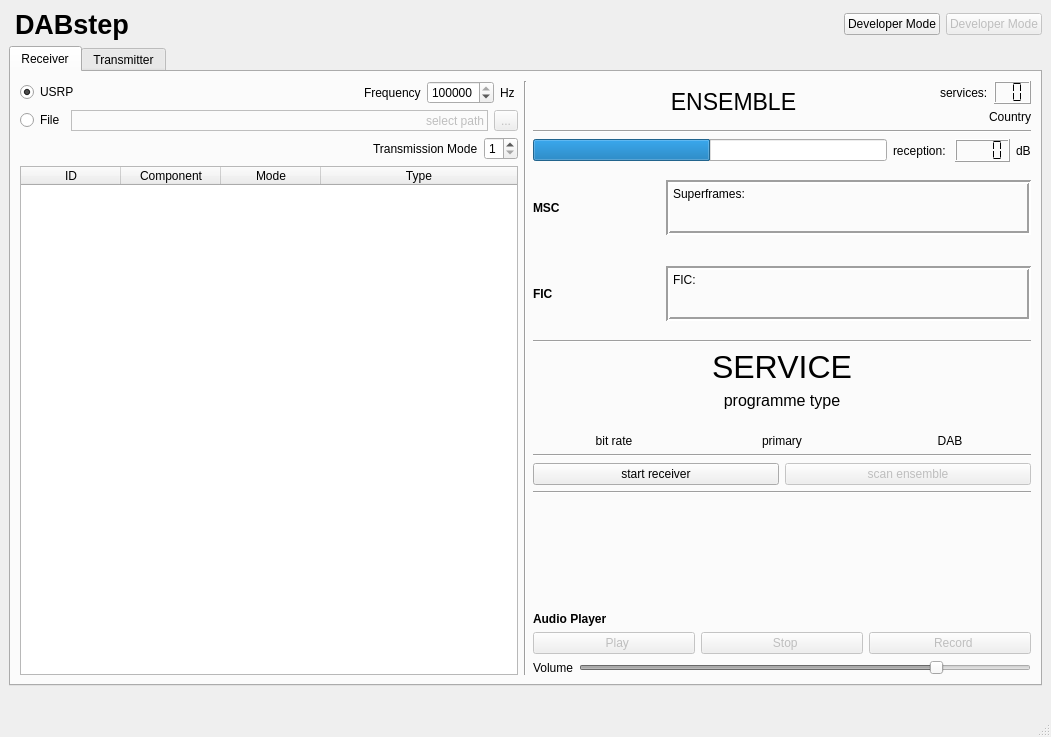
Before: the Qt Designer form python/GUI/user_frontend.ui in kit-cel/gr-dab, drawn with Qt 5.
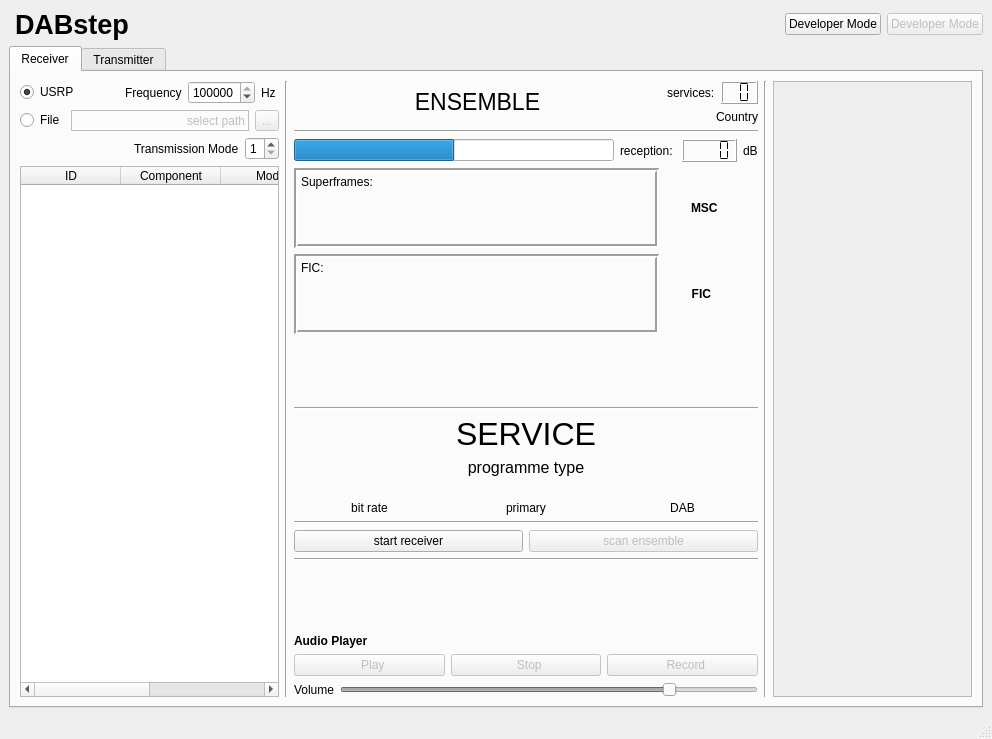
After: the same form once the commit is applied. The open tabs and pages were chosen to show the change. Icons and pictures are not drawn. Custom widgets are drawn as their Qt base class.

Commit message: GUI: enable physical audio source (e.g. microphone) as msc audio source

Patch:
```diff
--- a/python/GUI/user_frontend.ui
+++ b/python/GUI/user_frontend.ui
@@ -6,8 +6,8 @@
    <rect>
     <x>0</x>
     <y>0</y>
-    <width>1051</width>
-    <height>737</height>
+    <width>992</width>
+    <height>739</height>
    </rect>
   </property>
   <property name="windowTitle">
@@ -437,59 +437,6 @@
              <layout class="QVBoxLayout" name="vertical_layout_dev_mode_right_vertical">
               <item>
                <layout class="QHBoxLayout" name="horizontalLayout_29">
-                <item>
-                 <widget class="QLabel" name="label_label_msc">
-                  <property name="font">
-                   <font>
-                    <weight>75</weight>
-                    <bold>true</bold>
-                   </font>
-                  </property>
-                  <property name="text">
-                   <string>MSC</string>
-                  </property>
-                 </widget>
-                </item>
-                <item>
-                 <layout class="QVBoxLayout" name="verticalLayout_13">
-                  <item>
-                   <spacer name="verticalSpacer_4">
-                    <property name="orientation">
-                     <enum>Qt::Vertical</enum>
-                    </property>
-                    <property name="sizeHint" stdset="0">
-                     <size>
-                      <width>20</width>
-                      <height>40</height>
-                     </size>
-                    </property>
-                   </spacer>
-                  </item>
-                  <item>
-                   <widget class="KLed" name="led_msc">
-                    <property name="look">
-                     <enum>KLed::Sunken</enum>
-                    </property>
-                    <property name="darkFactor">
-                     <number>300</number>
-                    </property>
-                   </widget>
-                  </item>
-                  <item>
-                   <spacer name="verticalSpacer">
-                    <property name="orientation">
-                     <enum>Qt::Vertical</enum>
-                    </property>
-                    <property name="sizeHint" stdset="0">
-                     <size>
-                      <width>20</width>
-                      <height>40</height>
-                     </size>
-                    </property>
-                   </spacer>
-                  </item>
-                 </layout>
-                </item>
                 <item>
                  <widget class="QLabel" name="label_firecode">
                   <property name="sizePolicy">
@@ -501,13 +448,13 @@
                   <property name="minimumSize">
                    <size>
                     <width>365</width>
-                    <height>55</height>
+                    <height>80</height>
                    </size>
                   </property>
                   <property name="maximumSize">
                    <size>
                     <width>365</width>
-                    <height>55</height>
+                    <height>80</height>
                    </size>
                   </property>
                   <property name="frameShape">
@@ -530,20 +477,107 @@
                   </property>
                  </widget>
                 </item>
+                <item>
+                 <layout class="QVBoxLayout" name="verticalLayout_13">
+                  <item>
+                   <spacer name="verticalSpacer_4">
+                    <property name="orientation">
+                     <enum>Qt::Vertical</enum>
+                    </property>
+                    <property name="sizeHint" stdset="0">
+                     <size>
+                      <width>20</width>
+                      <height>40</height>
+                     </size>
+                    </property>
+                   </spacer>
+                  </item>
+                  <item>
+                   <widget class="KLed" name="led_msc">
+                    <property name="look">
+                     <enum>KLed::Sunken</enum>
+                    </property>
+                    <property name="darkFactor">
+                     <number>300</number>
+                    </property>
+                   </widget>
+                  </item>
+                  <item>
+                   <spacer name="verticalSpacer">
+                    <property name="orientation">
+                     <enum>Qt::Vertical</enum>
+                    </property>
+                    <property name="sizeHint" stdset="0">
+                     <size>
+                      <width>20</width>
+                      <height>40</height>
+                     </size>
+                    </property>
+                   </spacer>
+                  </item>
+                 </layout>
+                </item>
+                <item>
+                 <widget class="QLabel" name="label_label_msc">
+                  <property name="font">
+                   <font>
+                    <weight>75</weight>
+                    <bold>true</bold>
+                   </font>
+                  </property>
+                  <property name="text">
+                   <string>MSC</string>
+                  </property>
+                  <property name="alignment">
+                   <set>Qt::AlignLeading|Qt::AlignLeft|Qt::AlignVCenter</set>
+                  </property>
+                 </widget>
+                </item>
+                <item>
+                 <spacer name="horizontalSpacer_3">
+                  <property name="orientation">
+                   <enum>Qt::Horizontal</enum>
+                  </property>
+                  <property name="sizeHint" stdset="0">
+                   <size>
+                    <width>40</width>
+                    <height>20</height>
+                   </size>
+                  </property>
+                 </spacer>
+                </item>
                </layout>
               </item>
               <item>
                <layout class="QHBoxLayout" name="horizontalLayout_32">
                 <item>
-                 <widget class="QLabel" name="label_label_fic">
-                  <property name="font">
-                   <font>
-                    <weight>75</weight>
-                    <bold>true</bold>
-                   </font>
+                 <widget class="QLabel" name="label_fic">
+                  <property name="minimumSize">
+                   <size>
+                    <width>365</width>
+                    <height>80</height>
+                   </size>
+                  </property>
+                  <property name="maximumSize">
+                   <size>
+                    <width>365</width>
+                    <height>80</height>
+                   </size>
+                  </property>
+                  <property name="frameShape">
+                   <enum>QFrame::Box</enum>
+                  </property>
+                  <property name="frameShadow">
+                   <enum>QFrame::Sunken</enum>
+                  </property>
+                  <property name="lineWidth">
+                   <number>2</number>
                   </property>
                   <property name="text">
-                   <string>FIC</string>
+                   <string>&lt;html&gt;&lt;head/&gt;&lt;body&gt;&lt;p&gt;FIC:&lt;/p&gt;&lt;/body&gt;&lt;/html&gt;</string>
+                  </property>
+                  <property name="alignment">
+                   <set>Qt::AlignLeading|Qt::AlignLeft|Qt::AlignTop</set>
                   </property>
                  </widget>
                 </item>
@@ -585,40 +619,51 @@
                  </layout>
                 </item>
                 <item>
-                 <widget class="QLabel" name="label_fic">
-                  <property name="minimumSize">
-                   <size>
-                    <width>365</width>
-                    <height>55</height>
-                   </size>
-                  </property>
-                  <property name="maximumSize">
-                   <size>
-                    <width>365</width>
-                    <height>55</height>
-                   </size>
-                  </property>
-                  <property name="frameShape">
-                   <enum>QFrame::Box</enum>
-                  </property>
-                  <property name="frameShadow">
-                   <enum>QFrame::Sunken</enum>
-                  </property>
-                  <property name="lineWidth">
-                   <number>2</number>
+                 <widget class="QLabel" name="label_label_fic">
+                  <property name="font">
+                   <font>
+                    <weight>75</weight>
+                    <bold>true</bold>
+                   </font>
                   </property>
                   <property name="text">
-                   <string>&lt;html&gt;&lt;head/&gt;&lt;body&gt;&lt;p&gt;FIC:&lt;/p&gt;&lt;/body&gt;&lt;/html&gt;</string>
+                   <string>FIC</string>
                   </property>
                   <property name="alignment">
-                   <set>Qt::AlignLeading|Qt::AlignLeft|Qt::AlignTop</set>
+                   <set>Qt::AlignRight|Qt::AlignTrailing|Qt::AlignVCenter</set>
                   </property>
                  </widget>
                 </item>
+                <item>
+                 <spacer name="horizontalSpacer_8">
+                  <property name="orientation">
+                   <enum>Qt::Horizontal</enum>
+                  </property>
+                  <property name="sizeHint" stdset="0">
+                   <size>
+                    <width>40</width>
+                    <height>20</height>
+                   </size>
+                  </property>
+                 </spacer>
+                </item>
                </layout>
               </item>
              </layout>
             </item>
+            <item>
+             <spacer name="verticalSpacer_7">
+              <property name="orientation">
+               <enum>Qt::Vertical</enum>
+              </property>
+              <property name="sizeHint" stdset="0">
+               <size>
+                <width>20</width>
+                <height>40</height>
+               </size>
+              </property>
+             </spacer>
+            </item>
             <item>
              <widget class="Line" name="line_6">
               <property name="orientation">
@@ -862,7 +907,51 @@
            </layout>
           </item>
           <item>
-           <layout class="QVBoxLayout" name="vertical_layout_dev_mode_right"/>
+           <widget class="Line" name="line_12">
+            <property name="orientation">
+             <enum>Qt::Vertical</enum>
+            </property>
+           </widget>
+          </item>
+          <item>
+           <widget class="QScrollArea" name="dev_scroll_area">
+            <property name="sizePolicy">
+             <sizepolicy hsizetype="Expanding" vsizetype="Expanding">
+              <horstretch>0</horstretch>
+              <verstretch>0</verstretch>
+             </sizepolicy>
+            </property>
+            <property name="minimumSize">
+             <size>
+              <width>0</width>
+              <height>0</height>
+             </size>
+            </property>
+            <property name="maximumSize">
+             <size>
+              <width>16777215</width>
+              <height>16777215</height>
+             </size>
+            </property>
+            <property name="widgetResizable">
+             <bool>true</bool>
+            </property>
+            <widget class="QWidget" name="dev_scroll_area_content">
+             <property name="geometry">
+              <rect>
+               <x>0</x>
+               <y>0</y>
+               <width>87</width>
+               <height>602</height>
+              </rect>
+             </property>
+             <layout class="QVBoxLayout" name="verticalLayout_12">
+              <item>
+               <layout class="QVBoxLayout" name="vertical_layout_dev_mode_right"/>
+              </item>
+             </layout>
+            </widget>
+           </widget>
           </item>
          </layout>
         </item>
@@ -2468,26 +2557,6 @@
       </widget>
      </widget>
     </item>
-    <item>
-     <layout class="QHBoxLayout" name="horitontal_layout_dev_mode_bottom">
-      <item>
-       <spacer name="horizontalSpacer_3">
-        <property name="orientation">
-         <enum>Qt::Horizontal</enum>
-        </property>
-        <property name="sizeHint" stdset="0">
-         <size>
-          <width>40</width>
-          <height>20</height>
-         </size>
-        </property>
-       </spacer>
-      </item>
-      <item>
-       <layout class="QVBoxLayout" name="verticalLayout_11"/>
-      </item>
-     </layout>
-    </item>
    </layout>
   </widget>
   <widget class="QStatusBar" name="statusBar">
```
Left out of the diff: 39 changed lines with no effect on the pictures. The commit also changes 4 other files.
